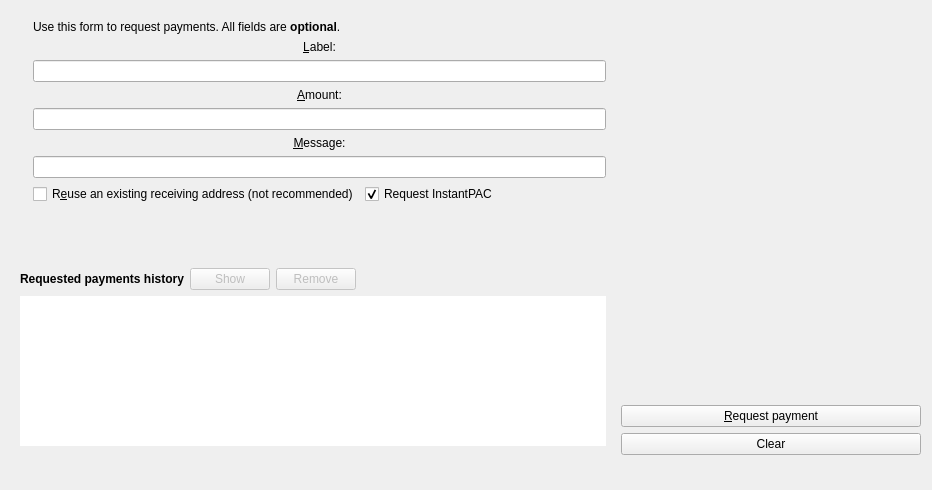
The window that src/qt/forms/receivecoinsdialog.ui (PACCommunity/PAC) describes before a commit, drawn with Qt 5.
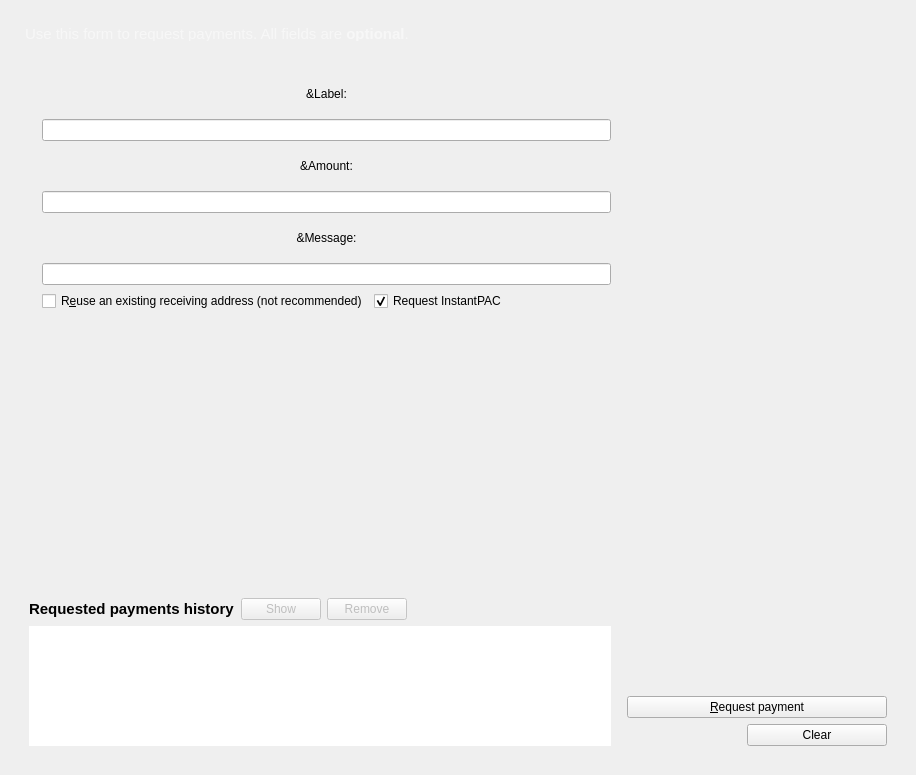
The same window after the commit. Custom widgets are drawn as their Qt base class.

Commit message:
Receive coins
link buttons and layout modifed
spaces and margins

Diff of the .ui file:
```diff
--- a/src/qt/forms/receivecoinsdialog.ui
+++ b/src/qt/forms/receivecoinsdialog.ui
@@ -6,10 +6,16 @@
    <rect>
     <x>0</x>
     <y>0</y>
-    <width>932</width>
-    <height>490</height>
+    <width>892</width>
+    <height>775</height>
    </rect>
   </property>
+  <property name="sizePolicy">
+   <sizepolicy hsizetype="Preferred" vsizetype="Expanding">
+    <horstretch>0</horstretch>
+    <verstretch>0</verstretch>
+   </sizepolicy>
+  </property>
   <property name="styleSheet">
    <string notr="true">QFrame{
   border:none;
@@ -20,13 +26,57 @@
   </property>
   <layout class="QVBoxLayout" name="verticalLayout" stretch="0,0">
    <item>
+    <widget class="QLabel" name="label_5">
+     <property name="sizePolicy">
+      <sizepolicy hsizetype="Preferred" vsizetype="Fixed">
+       <horstretch>0</horstretch>
+       <verstretch>0</verstretch>
+      </sizepolicy>
+     </property>
+     <property name="minimumSize">
+      <size>
+       <width>0</width>
+       <height>40</height>
+      </size>
+     </property>
+     <property name="maximumSize">
+      <size>
+       <width>16777215</width>
+       <height>40</height>
+      </size>
+     </property>
+     <property name="font">
+      <font>
+       <pointsize>11</pointsize>
+      </font>
+     </property>
+     <property name="styleSheet">
+      <string notr="true">color: rgba(255,255,255,0.5);
+padding: 10px;</string>
+     </property>
+     <property name="text">
+      <string>Use this form to request payments. All fields are &lt;b&gt;optional&lt;/b&gt;.</string>
+     </property>
+     <property name="alignment">
+      <set>Qt::AlignLeading|Qt::AlignLeft|Qt::AlignTop</set>
+     </property>
+    </widget>
+   </item>
+   <item>
+    <widget class="QFrame" name="container">
+     <property name="sizePolicy">
+      <sizepolicy hsizetype="Preferred" vsizetype="MinimumExpanding">
+       <horstretch>0</horstretch>
+       <verstretch>0</verstretch>
+      </sizepolicy>
+     </property>
     <layout class="QHBoxLayout" name="horizontalLayout_3">
      <item>
       <layout class="QGridLayout" name="gridLayout_2">
        <item row="1" column="0">
         <widget class="QFrame" name="frame">
          <property name="sizePolicy">
-          <sizepolicy hsizetype="MinimumExpanding" vsizetype="Expanding">
+           <sizepolicy hsizetype="Expanding" vsizetype="Expanding">
            <horstretch>0</horstretch>
            <verstretch>0</verstretch>
           </sizepolicy>
@@ -37,6 +87,12 @@
            <height>0</height>
           </size>
          </property>
+          <property name="maximumSize">
+           <size>
+            <width>1000</width>
+            <height>16777215</height>
+           </size>
+          </property>
          <property name="styleSheet">
           <string notr="true"/>
          </property>
@@ -47,12 +103,26 @@
           <enum>QFrame::Raised</enum>
          </property>
          <layout class="QVBoxLayout" name="verticalLayout_2">
+           <item>
+            <spacer name="verticalSpacer_3">
+             <property name="orientation">
+              <enum>Qt::Vertical</enum>
+             </property>
+             <property name="sizeHint" stdset="0">
+              <size>
+               <width>20</width>
+               <height>40</height>
+              </size>
+             </property>
+            </spacer>
+           </item>
           <item>
            <layout class="QHBoxLayout" name="horizontalLayout_2">
             <item>
              <widget class="QLabel" name="label_6">
               <property name="font">
                <font>
+                 <pointsize>11</pointsize>
                 <weight>75</weight>
                 <bold>true</bold>
                </font>
@@ -70,6 +140,9 @@
               <property name="toolTip">
                <string>Show the selected request (does the same as double clicking an entry)</string>
               </property>
+               <property name="styleSheet">
+                <string notr="true"/>
+               </property>
               <property name="text">
                <string>Show</string>
               </property>
@@ -89,6 +162,9 @@
               <property name="toolTip">
                <string>Remove the selected entries from the list</string>
               </property>
+               <property name="styleSheet">
+                <string notr="true"/>
+               </property>
               <property name="text">
                <string>Remove</string>
               </property>
@@ -118,7 +194,7 @@
           <item>
            <widget class="QTableView" name="recentRequestsView">
             <property name="sizePolicy">
-             <sizepolicy hsizetype="Expanding" vsizetype="Maximum">
+              <sizepolicy hsizetype="Expanding" vsizetype="MinimumExpanding">
               <horstretch>0</horstretch>
               <verstretch>0</verstretch>
              </sizepolicy>
@@ -132,12 +208,15 @@
             <property name="maximumSize">
              <size>
               <width>16777215</width>
-              <height>150</height>
+               <height>120</height>
              </size>
             </property>
             <property name="contextMenuPolicy">
              <enum>Qt::CustomContextMenu</enum>
             </property>
+             <property name="styleSheet">
+              <string notr="true"/>
+             </property>
             <property name="tabKeyNavigation">
              <bool>false</bool>
             </property>
@@ -152,17 +231,23 @@
        <item row="0" column="0">
         <widget class="QFrame" name="frame2">
          <property name="sizePolicy">
-          <sizepolicy hsizetype="MinimumExpanding" vsizetype="Fixed">
+           <sizepolicy hsizetype="MinimumExpanding" vsizetype="Expanding">
            <horstretch>0</horstretch>
            <verstretch>0</verstretch>
           </sizepolicy>
          </property>
          <property name="minimumSize">
           <size>
-           <width>600</width>
+            <width>0</width>
            <height>0</height>
           </size>
          </property>
+          <property name="maximumSize">
+           <size>
+            <width>1000</width>
+            <height>16777215</height>
+           </size>
+          </property>
          <property name="frameShape">
           <enum>QFrame::StyledPanel</enum>
          </property>
@@ -176,10 +261,16 @@
              <widget class="BitcoinAmountField" name="reqAmount">
               <property name="minimumSize">
                <size>
-                <width>80</width>
+                 <width>500</width>
                 <height>0</height>
                </size>
               </property>
+               <property name="maximumSize">
+                <size>
+                 <width>16777215</width>
+                 <height>16777215</height>
+                </size>
+               </property>
               <property name="toolTip">
                <string>An optional amount to request. Leave this empty or zero to not request a specific amount.</string>
               </property>
@@ -199,9 +290,6 @@
               <property name="alignment">
                <set>Qt::AlignCenter</set>
               </property>
-              <property name="buddy">
-               <cstring>reqLabel</cstring>
-              </property>
               <property name="class" stdset="0">
                <string>titleLabel</string>
               </property>
@@ -218,21 +306,11 @@
               <property name="alignment">
                <set>Qt::AlignCenter</set>
               </property>
-              <property name="buddy">
-               <cstring>reqMessage</cstring>
-              </property>
               <property name="class" stdset="0">
                <string>titleLabel</string>
               </property>
              </widget>
             </item>
-            <item row="2" column="2">
-             <widget class="QLabel" name="label_5">
-              <property name="text">
-               <string>Use this form to request payments. All fields are &lt;b&gt;optional&lt;/b&gt;.</string>
-              </property>
-             </widget>
-            </item>
             <item row="5" column="2">
              <widget class="QLabel" name="label">
               <property name="toolTip">
@@ -244,9 +322,6 @@
               <property name="alignment">
                <set>Qt::AlignCenter</set>
               </property>
-              <property name="buddy">
-               <cstring>reqAmount</cstring>
-              </property>
               <property name="class" stdset="0">
                <string>titleLabel</string>
               </property>
@@ -261,6 +336,18 @@
             </item>
             <item row="8" column="2">
              <widget class="QLineEdit" name="reqMessage">
+               <property name="minimumSize">
+                <size>
+                 <width>500</width>
+                 <height>0</height>
+                </size>
+               </property>
+               <property name="maximumSize">
+                <size>
+                 <width>16777215</width>
+                 <height>16777215</height>
+                </size>
+               </property>
               <property name="toolTip">
                <string>An optional message to attach to the payment request, which will be displayed when the request is opened.&lt;br&gt;Note: The message will not be sent with the payment over the Paccoin network.</string>
               </property>
@@ -271,6 +358,18 @@
             </item>
             <item row="4" column="2">
              <widget class="QLineEdit" name="reqLabel">
+               <property name="minimumSize">
+                <size>
+                 <width>500</width>
+                 <height>0</height>
+                </size>
+               </property>
+               <property name="maximumSize">
+                <size>
+                 <width>16777215</width>
+                 <height>16777215</height>
+                </size>
+               </property>
               <property name="toolTip">
                <string>An optional label to associate with the new receiving address.</string>
               </property>
@@ -318,15 +417,28 @@
       </layout>
      </item>
      <item>
+       <widget class="QFrame" name="QRCodeFrame">
+        <property name="sizePolicy">
+         <sizepolicy hsizetype="Preferred" vsizetype="Expanding">
+          <horstretch>0</horstretch>
+          <verstretch>0</verstretch>
+         </sizepolicy>
+        </property>
+        <property name="maximumSize">
+         <size>
+          <width>300</width>
+          <height>16777215</height>
+         </size>
+        </property>
       <layout class="QVBoxLayout" name="verticalLayout_4">
        <property name="spacing">
         <number>6</number>
        </property>
        <property name="leftMargin">
-        <number>0</number>
+          <number>1</number>
        </property>
        <property name="topMargin">
-        <number>0</number>
+          <number>1</number>
        </property>
        <item>
         <spacer name="verticalSpacer">
@@ -334,7 +446,7 @@
           <enum>Qt::Vertical</enum>
          </property>
          <property name="sizeType">
-          <enum>QSizePolicy::MinimumExpanding</enum>
+            <enum>QSizePolicy::Expanding</enum>
          </property>
          <property name="sizeHint" stdset="0">
           <size>
@@ -348,9 +460,15 @@
         <layout class="QHBoxLayout" name="horizontalLayout">
          <item>
           <widget class="QPushButton" name="receiveButton">
+             <property name="sizePolicy">
+              <sizepolicy hsizetype="Fixed" vsizetype="Fixed">
+               <horstretch>0</horstretch>
+               <verstretch>0</verstretch>
+              </sizepolicy>
+             </property>
            <property name="minimumSize">
             <size>
-             <width>300</width>
+               <width>260</width>
              <height>0</height>
             </size>
            </property>
@@ -365,16 +483,46 @@
         </layout>
        </item>
        <item>
+          <layout class="QHBoxLayout" name="horizontaLayoutlButton">
+           <item>
+            <spacer name="horizontalSpacer_3">
+             <property name="orientation">
+              <enum>Qt::Horizontal</enum>
+             </property>
+             <property name="sizeHint" stdset="0">
+              <size>
+               <width>40</width>
+               <height>20</height>
+              </size>
+             </property>
+            </spacer>
+           </item>
+           <item>
         <widget class="QPushButton" name="clearButton">
          <property name="sizePolicy">
-          <sizepolicy hsizetype="Minimum" vsizetype="Fixed">
+              <sizepolicy hsizetype="Fixed" vsizetype="Fixed">
            <horstretch>0</horstretch>
            <verstretch>0</verstretch>
           </sizepolicy>
          </property>
+             <property name="minimumSize">
+              <size>
+               <width>140</width>
+               <height>0</height>
+              </size>
+             </property>
+             <property name="maximumSize">
+              <size>
+               <width>140</width>
+               <height>16777215</height>
+              </size>
+             </property>
          <property name="toolTip">
           <string>Clear all fields of the form.</string>
          </property>
+             <property name="layoutDirection">
+              <enum>Qt::LeftToRight</enum>
+             </property>
          <property name="text">
           <string>Clear</string>
          </property>
@@ -386,19 +534,10 @@
       </layout>
      </item>
     </layout>
-   </item>
-   <item>
-    <spacer name="verticalSpacer_2">
-     <property name="orientation">
-      <enum>Qt::Vertical</enum>
-     </property>
-     <property name="sizeHint" stdset="0">
-      <size>
-       <width>20</width>
-       <height>10</height>
-      </size>
-     </property>
-    </spacer>
+       </widget>
+      </item>
+     </layout>
+    </widget>
    </item>
   </layout>
  </widget>
```
Lines whose indentation alone changed are shown as unchanged. The commit also changes 1 other file.
